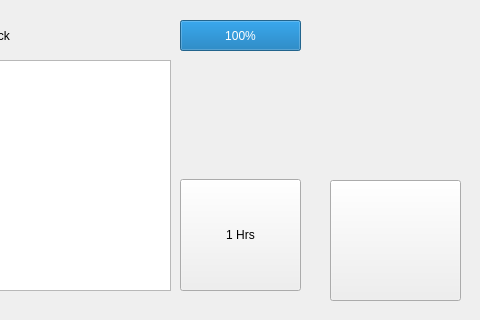
This is InsulinPumpSim/mainwindow.ui in Somto-O/Insulin_Pump_Sim as Qt 5 draws it before an edit; both pictures show x 480 to 960 and y 0 to 320 of the 1097 by 582 pixel window. The edited form follows.
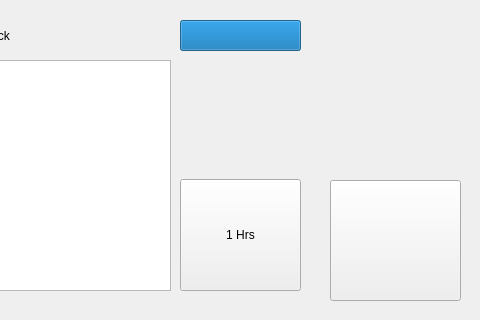
This is the edited form. Icons and pictures are not drawn.

The edit to the form file:
```diff
--- a/InsulinPumpSim/mainwindow.ui
+++ b/InsulinPumpSim/mainwindow.ui
@@ -293,6 +293,9 @@
        <property name="value">
         <number>100</number>
        </property>
+       <property name="textVisible">
+        <bool>false</bool>
+       </property>
       </widget>
      </widget>
      <widget class="QPushButton" name="chargeButton">
```
Left out of the diff: 3 changed lines with no effect on the pictures.
